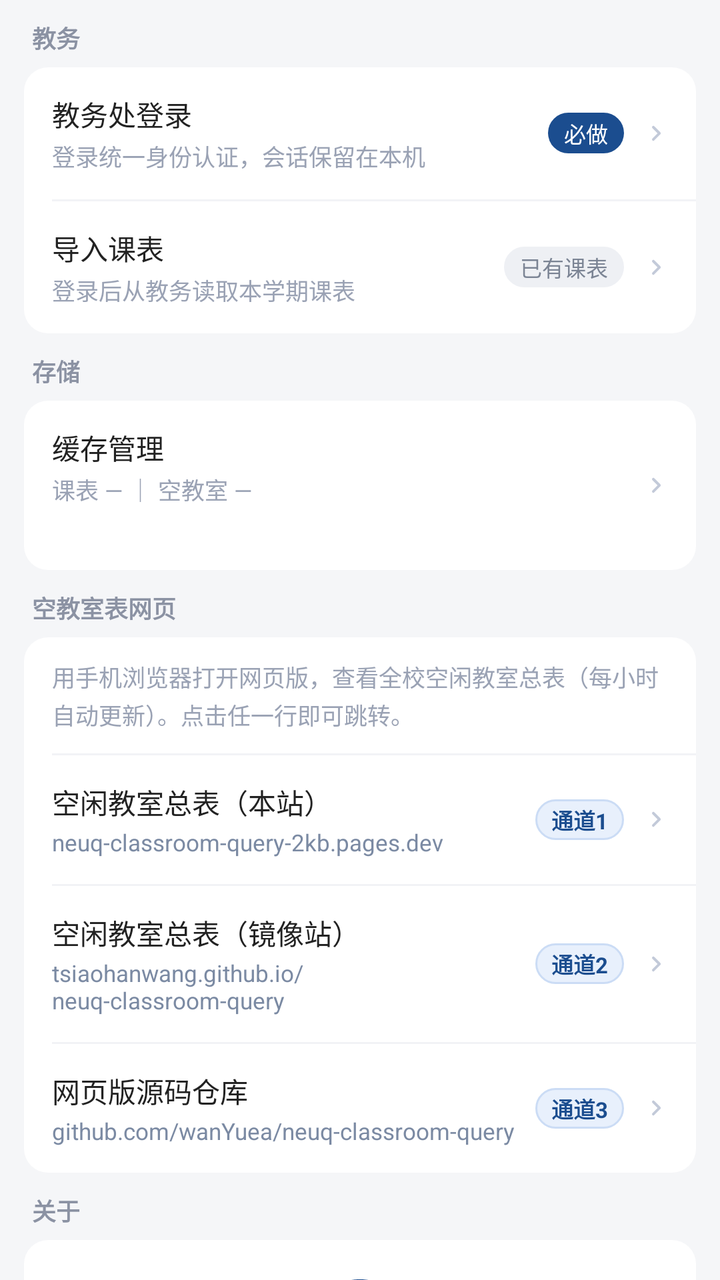
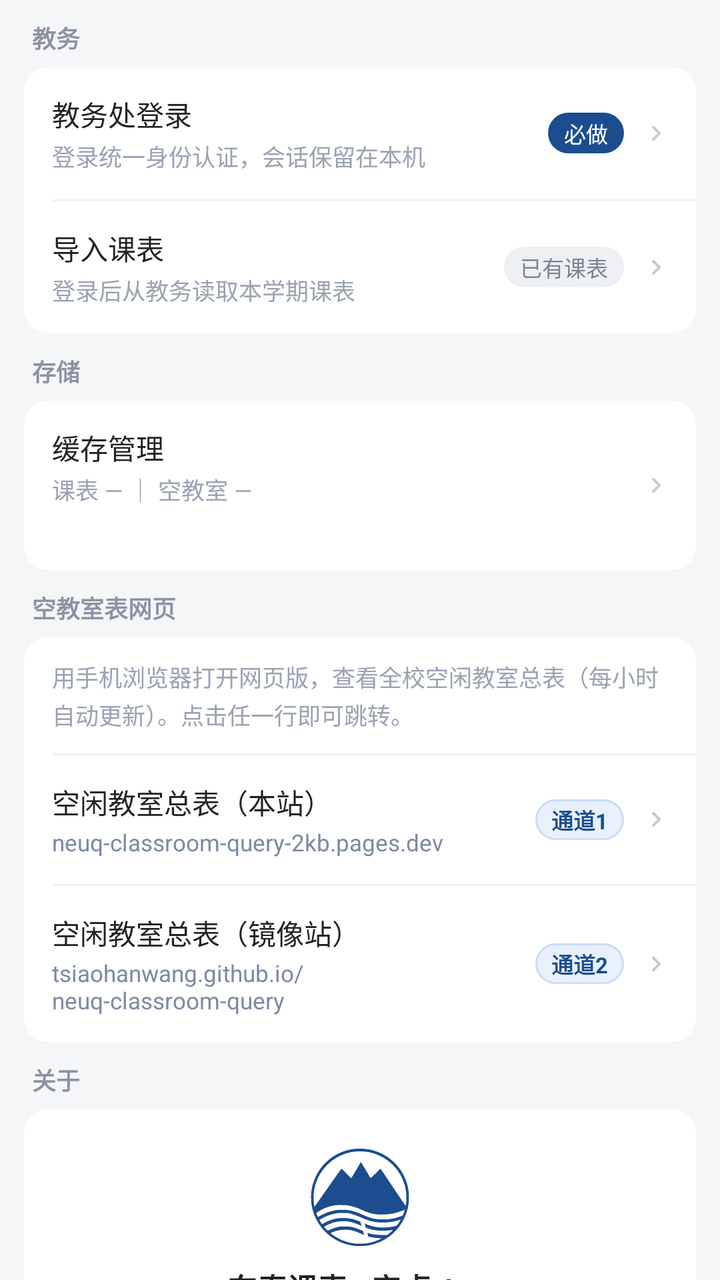

An Android layout rendered at two revisions. The XML below is the earlier revision; the diff shows what the commit changed to produce the second picture.
<!-- AndroidManifest.xml: application theme AppTheme -->
<!-- res/layout/page_more.xml -->
<?xml version="1.0" encoding="utf-8"?>
<ScrollView xmlns:android="http://schemas.android.com/apk/res/android"
    android:id="@+id/moreScroll"
    android:layout_width="match_parent"
    android:layout_height="match_parent"
    android:background="#f5f6f8"
    android:scrollbars="none">

    <LinearLayout
        android:layout_width="match_parent"
        android:layout_height="wrap_content"
        android:orientation="vertical"
        android:paddingStart="12dp"
        android:paddingEnd="12dp"
        android:paddingTop="10dp"
        android:paddingBottom="22dp">

        
        <TextView
            android:layout_width="wrap_content"
            android:layout_height="wrap_content"
            android:layout_marginStart="4dp"
            android:layout_marginBottom="6dp"
            android:text="教务"
            android:textSize="12sp"
            android:textColor="#8b92a3"
            android:textStyle="bold" />

        <LinearLayout
            android:layout_width="match_parent"
            android:layout_height="wrap_content"
            android:orientation="vertical"
            android:background="@drawable/card_bg"
            android:layout_marginBottom="10dp">

            <LinearLayout
                android:id="@+id/rowLogin"
                style="@style/MoreRow">

                <LinearLayout
                    android:layout_width="0dp"
                    android:layout_height="wrap_content"
                    android:layout_weight="1"
                    android:orientation="vertical">

                    <TextView
                        style="@style/MoreRowTitle"
                        android:text="教务处登录" />

                    <TextView
                        style="@style/MoreRowSub"
                        android:text="登录统一身份认证，会话保留在本机" />
                </LinearLayout>

                <TextView
                    android:id="@+id/badgeLogin"
                    style="@style/MoreBadge"
                    android:text="必做" />

                <TextView style="@style/MoreArrow" />
            </LinearLayout>

            <View style="@style/MoreDivider" />

            <LinearLayout
                android:id="@+id/rowImport"
                style="@style/MoreRow">

                <LinearLayout
                    android:layout_width="0dp"
                    android:layout_height="wrap_content"
                    android:layout_weight="1"
                    android:orientation="vertical">

                    <TextView
                        style="@style/MoreRowTitle"
                        android:text="导入课表" />

                    <TextView
                        android:id="@+id/subImport"
                        style="@style/MoreRowSub"
                        android:text="登录后从教务读取本学期课表" />
                </LinearLayout>

                <TextView
                    android:id="@+id/badgeImport"
                    style="@style/MoreBadgeGrey"
                    android:text="已有课表" />

                <TextView style="@style/MoreArrow" />
            </LinearLayout>
        </LinearLayout>

        
        <TextView
            android:layout_width="wrap_content"
            android:layout_height="wrap_content"
            android:layout_marginStart="4dp"
            android:layout_marginBottom="6dp"
            android:text="存储"
            android:textSize="12sp"
            android:textColor="#8b92a3"
            android:textStyle="bold" />

        <LinearLayout
            android:layout_width="match_parent"
            android:layout_height="wrap_content"
            android:orientation="vertical"
            android:background="@drawable/card_bg"
            android:layout_marginBottom="10dp">

            <LinearLayout
                android:id="@+id/rowCache"
                style="@style/MoreRow">

                <LinearLayout
                    android:layout_width="0dp"
                    android:layout_height="wrap_content"
                    android:layout_weight="1"
                    android:orientation="vertical">

                    <TextView
                        style="@style/MoreRowTitle"
                        android:text="缓存管理" />

                    <TextView
                        android:id="@+id/subCache"
                        style="@style/MoreRowSub"
                        android:text="课表 — ｜ 空教室 —" />

                    
                    <TextView
                        android:id="@+id/subCacheTotal"
                        style="@style/MoreRowSub"
                        android:layout_marginTop="3dp"
                        android:text="" />
                </LinearLayout>

                <TextView style="@style/MoreArrow" />
            </LinearLayout>
        </LinearLayout>

        
        <TextView
            android:layout_width="wrap_content"
            android:layout_height="wrap_content"
            android:layout_marginStart="4dp"
            android:layout_marginBottom="6dp"
            android:text="空教室表网页"
            android:textSize="12sp"
            android:textColor="#8b92a3"
            android:textStyle="bold" />

        <LinearLayout
            android:layout_width="match_parent"
            android:layout_height="wrap_content"
            android:orientation="vertical"
            android:background="@drawable/card_bg"
            android:layout_marginBottom="10dp">

            <TextView
                android:layout_width="match_parent"
                android:layout_height="wrap_content"
                android:paddingStart="14dp"
                android:paddingEnd="14dp"
                android:paddingTop="11dp"
                android:paddingBottom="11dp"
                android:text="用手机浏览器打开网页版，查看全校空闲教室总表（每小时自动更新）。点击任一行即可跳转。"
                android:textSize="11.5sp"
                android:lineSpacingExtra="2dp"
                android:textColor="#9aa2b4" />

            <View style="@style/MoreDivider" />

            
            <LinearLayout
                android:id="@+id/rowChannel1"
                style="@style/MoreRow">

                <LinearLayout
                    android:layout_width="0dp"
                    android:layout_height="wrap_content"
                    android:layout_weight="1"
                    android:orientation="vertical">

                    <TextView
                        style="@style/MoreRowTitle"
                        android:text="空闲教室总表（本站）" />

                    <TextView
                        style="@style/MoreRowLink"
                        android:text="neuq-classroom-query-2kb.pages.dev" />
                </LinearLayout>

                <TextView
                    style="@style/MoreChannel"
                    android:text="通道1" />

                <TextView style="@style/MoreArrow" />
            </LinearLayout>

            <View style="@style/MoreDivider" />

            
            <LinearLayout
                android:id="@+id/rowChannel2"
                style="@style/MoreRow">

                <LinearLayout
                    android:layout_width="0dp"
                    android:layout_height="wrap_content"
                    android:layout_weight="1"
                    android:orientation="vertical">

                    <TextView
                        style="@style/MoreRowTitle"
                        android:text="空闲教室总表（镜像站）" />

                    <TextView
                        style="@style/MoreRowLink"
                        android:text="tsiaohanwang.github.io/neuq-classroom-query" />
                </LinearLayout>

                <TextView
                    style="@style/MoreChannel"
                    android:text="通道2" />

                <TextView style="@style/MoreArrow" />
            </LinearLayout>

            <View style="@style/MoreDivider" />

            
            <LinearLayout
                android:id="@+id/rowChannel3"
                style="@style/MoreRow">

                <LinearLayout
                    android:layout_width="0dp"
                    android:layout_height="wrap_content"
                    android:layout_weight="1"
                    android:orientation="vertical">

                    <TextView
                        style="@style/MoreRowTitle"
                        android:text="网页版源码仓库" />

                    <TextView
                        style="@style/MoreRowLink"
                        android:text="github.com/wanYuea/neuq-classroom-query" />
                </LinearLayout>

                <TextView
                    style="@style/MoreChannel"
                    android:text="通道3" />

                <TextView style="@style/MoreArrow" />
            </LinearLayout>
        </LinearLayout>

        
        <TextView
            android:layout_width="wrap_content"
            android:layout_height="wrap_content"
            android:layout_marginStart="4dp"
            android:layout_marginBottom="6dp"
            android:text="关于"
            android:textSize="12sp"
            android:textColor="#8b92a3"
            android:textStyle="bold" />

        <LinearLayout
            android:layout_width="match_parent"
            android:layout_height="wrap_content"
            android:orientation="vertical"
            android:background="@drawable/card_bg"
            android:layout_marginBottom="10dp">

            
            <LinearLayout
                android:layout_width="match_parent"
                android:layout_height="wrap_content"
                android:orientation="vertical"
                android:gravity="center_horizontal"
                android:paddingTop="18dp"
                android:paddingBottom="12dp">

                <ImageView
                    android:layout_width="52dp"
                    android:layout_height="52dp"
                    android:src="@drawable/ic_neuq_logo"
                    android:contentDescription="东北大学秦皇岛分校校徽" />

                <TextView
                    android:layout_width="wrap_content"
                    android:layout_height="wrap_content"
                    android:layout_marginTop="8dp"
                    android:text="东秦课表 · 安卓 App"
                    android:textSize="15sp"
                    android:textStyle="bold"
                    android:textColor="#222222" />

                <TextView
                    android:id="@+id/tvVersion"
                    android:layout_width="wrap_content"
                    android:layout_height="wrap_content"
                    android:layout_marginTop="2dp"
                    android:text="版本 —"
                    android:textSize="12sp"
                    android:textColor="#8b92a3" />

                <TextView
                    android:layout_width="match_parent"
                    android:layout_height="wrap_content"
                    android:layout_marginTop="10dp"
                    android:paddingStart="14dp"
                    android:paddingEnd="14dp"
                    android:text="东北大学秦皇岛分校课表与空闲教室速查工具。内置浏览器打开学校教务系统，登录一次后即可导入课表、查询空教室；所有数据都在你的手机本地读取和缓存，不经过任何第三方服务器。"
                    android:textSize="12sp"
                    android:lineSpacingExtra="3dp"
                    android:textColor="#6c7686" />
            </LinearLayout>

            <View style="@style/MoreDivider" />

            <LinearLayout
                android:id="@+id/rowAppRepo"
                style="@style/MoreRow">

                <LinearLayout
                    android:layout_width="0dp"
                    android:layout_height="wrap_content"
                    android:layout_weight="1"
                    android:orientation="vertical">

                    <TextView
                        style="@style/MoreRowTitle"
                        android:text="应用项目" />

                    <TextView
                        style="@style/MoreRowLink"
                        android:text="github.com/wy723161060/neuq-classroom-app" />
                </LinearLayout>

                <TextView style="@style/MoreArrow" />
            </LinearLayout>

            <View style="@style/MoreDivider" />

            <LinearLayout
                android:id="@+id/rowCopyDiag"
                style="@style/MoreRow">

                <LinearLayout
                    android:layout_width="0dp"
                    android:layout_height="wrap_content"
                    android:layout_weight="1"
                    android:orientation="vertical">

                    <TextView
                        style="@style/MoreRowTitle"
                        android:text="复制诊断信息" />

                    <TextView
                        style="@style/MoreRowSub"
                        android:text="版本、缓存状态等，反馈问题时一并提供" />
                </LinearLayout>

                <TextView style="@style/MoreArrow" />
            </LinearLayout>

            <View style="@style/MoreDivider" />

            <LinearLayout
                android:id="@+id/rowHowto"
                style="@style/MoreRow">

                <LinearLayout
                    android:layout_width="0dp"
                    android:layout_height="wrap_content"
                    android:layout_weight="1"
                    android:orientation="vertical">

                    <TextView
                        style="@style/MoreRowTitle"
                        android:text="使用说明" />

                    <TextView
                        style="@style/MoreRowSub"
                        android:text="怎么查空教室 / 导入课表 / 换学期" />
                </LinearLayout>

                <TextView style="@style/MoreArrow" />
            </LinearLayout>
        </LinearLayout>

        <TextView
            android:layout_width="match_parent"
            android:layout_height="wrap_content"
            android:layout_marginTop="6dp"
            android:gravity="center"
            android:lineSpacingExtra="2dp"
            android:text="非官方工具 · 数据取自教务系统实时查询\n请以教务系统实际结果为准"
            android:textSize="11sp"
            android:textColor="#a8afbd" />
    </LinearLayout>
</ScrollView>
<!-- resources referenced by this layout -->
<resources>
  <!-- drawable card_bg (drawable) -->
  <?xml version="1.0" encoding="utf-8"?>
  <shape xmlns:android="http://schemas.android.com/apk/res/android"
      android:shape="rectangle">
      <corners android:radius="12dp" />
      <solid android:color="#FFFFFF" />
  </shape>
  <style name="MoreArrow">
          <item name="android:layout_width">16dp</item>
          <item name="android:layout_height">16dp</item>
          <item name="android:background">@drawable/ic_more_arrow</item>
      </style>
  <style name="MoreBadge">
          <item name="android:layout_width">wrap_content</item>
          <item name="android:layout_height">wrap_content</item>
          <item name="android:layout_marginEnd">8dp</item>
          <item name="android:paddingStart">8dp</item>
          <item name="android:paddingEnd">8dp</item>
          <item name="android:paddingTop">2dp</item>
          <item name="android:paddingBottom">2dp</item>
          <item name="android:textSize">11sp</item>
          <item name="android:textColor">#FFFFFF</item>
          <item name="android:background">@drawable/badge_blue</item>
      </style>
  <style name="MoreDivider">
          <item name="android:layout_width">match_parent</item>
          <item name="android:layout_height">1dp</item>
          <item name="android:layout_marginStart">14dp</item>
          <item name="android:background">#F2F3F6</item>
      </style>
  <style name="MoreRowLink">
          <item name="android:layout_width">match_parent</item>
          <item name="android:layout_height">wrap_content</item>
          <item name="android:layout_marginTop">2dp</item>
          <item name="android:textSize">11.5sp</item>
          <item name="android:textColor">#7b8aa3</item>
      </style>
  <style name="MoreRowSub">
          <item name="android:layout_width">match_parent</item>
          <item name="android:layout_height">wrap_content</item>
          <item name="android:layout_marginTop">2dp</item>
          <item name="android:textSize">11.5sp</item>
          <item name="android:lineSpacingExtra">2dp</item>
          <item name="android:textColor">#9aa2b4</item>
      </style>
  <style name="MoreRowTitle">
          <item name="android:layout_width">wrap_content</item>
          <item name="android:layout_height">wrap_content</item>
          <item name="android:textSize">14sp</item>
          <item name="android:textColor">#222222</item>
      </style>
  <style name="AppTheme" parent="android:Theme.Material.Light.NoActionBar">
          <item name="android:statusBarColor">#ffffff</item>
          <item name="android:windowLightStatusBar">true</item>
      </style>
  <!-- drawable ic_more_arrow (drawable) -->
  <?xml version="1.0" encoding="utf-8"?>
  <vector xmlns:android="http://schemas.android.com/apk/res/android"
      android:width="16dp"
      android:height="16dp"
      android:viewportWidth="24"
      android:viewportHeight="24">
      <path
          android:fillColor="#C3CAD9"
          android:pathData="M9.29,6.71a1,1 0 0 0 0,1.41L13.17,12l-3.88,3.88a1,1 0 1 0 1.42,1.41l4.58,-4.58a1,1 0 0 0 0,-1.42l-4.58,-4.58a1,1 0 0 0 -1.42,0z" />
  </vector>
  <!-- drawable badge_blue (drawable) -->
  <?xml version="1.0" encoding="utf-8"?>
  <shape xmlns:android="http://schemas.android.com/apk/res/android"
      android:shape="rectangle">
      <corners android:radius="20dp" />
      <solid android:color="#1B4D8F" />
  </shape>
  <!-- drawable badge_grey (drawable) -->
  <?xml version="1.0" encoding="utf-8"?>
  <shape xmlns:android="http://schemas.android.com/apk/res/android"
      android:shape="rectangle">
      <corners android:radius="20dp" />
      <solid android:color="#EEF0F4" />
  </shape>
  <!-- drawable badge_channel (drawable) -->
  <?xml version="1.0" encoding="utf-8"?>
  <shape xmlns:android="http://schemas.android.com/apk/res/android"
      android:shape="rectangle">
      <solid android:color="#E8F0FC" />
      <corners android:radius="20dp" />
      <stroke
          android:width="1dp"
          android:color="#CBDCF5" />
  </shape>
  <!-- unchanged entries left out for length: 4 -->
</resources>

<!-- the commit's change to res/layout/page_more.xml (unified diff, before → after) -->
@@ -227,35 +227,6 @@
 
                 <TextView style="@style/MoreArrow" />
             </LinearLayout>
-
-            <View style="@style/MoreDivider" />
-
-            
-            <LinearLayout
-                android:id="@+id/rowChannel3"
-                style="@style/MoreRow">
-
-                <LinearLayout
-                    android:layout_width="0dp"
-                    android:layout_height="wrap_content"
-                    android:layout_weight="1"
-                    android:orientation="vertical">
-
-                    <TextView
-                        style="@style/MoreRowTitle"
-                        android:text="网页版源码仓库" />
-
-                    <TextView
-                        style="@style/MoreRowLink"
-                        android:text="github.com/wanYuea/neuq-classroom-query" />
-                </LinearLayout>
-
-                <TextView
-                    style="@style/MoreChannel"
-                    android:text="通道3" />
-
-                <TextView style="@style/MoreArrow" />
-            </LinearLayout>
         </LinearLayout>
 
         
